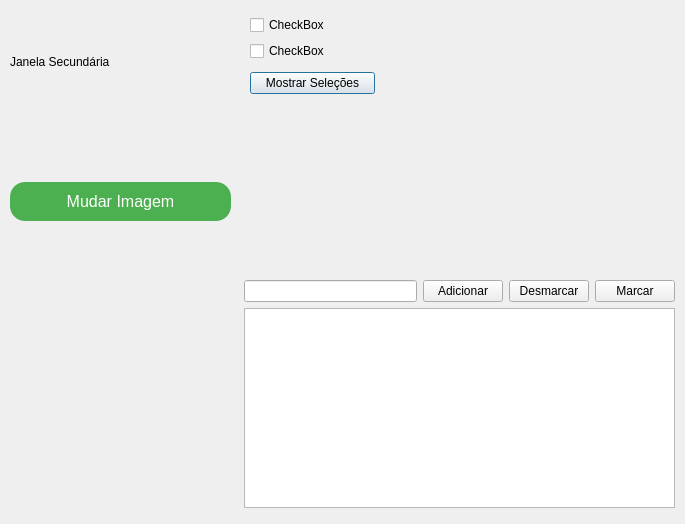
Before: the Qt Designer form janelasecundaria.ui in Luisf66/Qt-Creator, drawn with Qt 5.
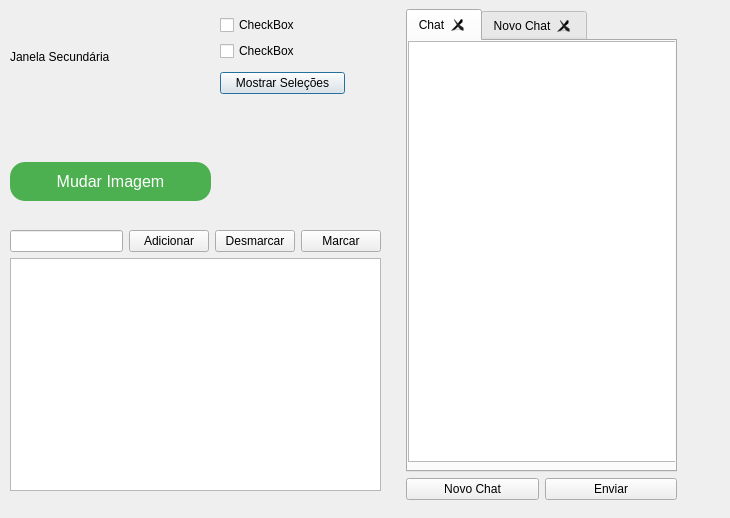
After: the same form once the commit is applied. Icons and pictures are not drawn.

Commit message: Adição de Chat com TabWidGet

Patch:
```diff
--- a/janelasecundaria.ui
+++ b/janelasecundaria.ui
@@ -6,8 +6,8 @@
    <rect>
     <x>0</x>
     <y>0</y>
-    <width>685</width>
-    <height>524</height>
+    <width>730</width>
+    <height>518</height>
    </rect>
   </property>
   <property name="windowTitle">
@@ -16,7 +16,7 @@
   <widget class="QWidget" name="layoutWidget">
    <property name="geometry">
     <rect>
-     <x>250</x>
+     <x>220</x>
      <y>10</y>
      <width>125</width>
      <height>90</height>
@@ -50,13 +50,13 @@
     </item>
    </layout>
   </widget>
-  <widget class="QWidget" name="">
+  <widget class="QWidget" name="layoutWidget">
    <property name="geometry">
     <rect>
      <x>10</x>
      <y>10</y>
-     <width>221</width>
-     <height>211</height>
+     <width>201</width>
+     <height>191</height>
     </rect>
    </property>
    <layout class="QVBoxLayout" name="verticalLayout_4">
@@ -101,13 +101,13 @@
     </item>
    </layout>
   </widget>
-  <widget class="QWidget" name="">
+  <widget class="QWidget" name="layoutWidget">
    <property name="geometry">
     <rect>
-     <x>244</x>
-     <y>280</y>
-     <width>431</width>
-     <height>228</height>
+     <x>10</x>
+     <y>230</y>
+     <width>371</width>
+     <height>261</height>
     </rect>
    </property>
    <layout class="QVBoxLayout" name="verticalLayout_5">
@@ -144,6 +144,66 @@
     </item>
    </layout>
   </widget>
+  <widget class="QWidget" name="">
+   <property name="geometry">
+    <rect>
+     <x>406</x>
+     <y>9</y>
+     <width>271</width>
+     <height>491</height>
+    </rect>
+   </property>
+   <layout class="QVBoxLayout" name="verticalLayout_6">
+    <item>
+     <widget class="QTabWidget" name="tabWidget">
+      <property name="currentIndex">
+       <number>0</number>
+      </property>
+      <property name="tabsClosable">
+       <bool>true</bool>
+      </property>
+      <widget class="QWidget" name="tab">
+       <attribute name="title">
+        <string>Chat</string>
+       </attribute>
+       <widget class="QTextEdit" name="Chat">
+        <property name="geometry">
+         <rect>
+          <x>0</x>
+          <y>0</y>
+          <width>271</width>
+          <height>421</height>
+         </rect>
+        </property>
+       </widget>
+      </widget>
+      <widget class="QWidget" name="tab_2">
+       <attribute name="title">
+        <string>Novo Chat</string>
+       </attribute>
+      </widget>
+     </widget>
+    </item>
+    <item>
+     <layout class="QHBoxLayout" name="horizontalLayout_2">
+      <item>
+       <widget class="QPushButton" name="btn_adicionar_tab">
+        <property name="text">
+         <string>Novo Chat</string>
+        </property>
+       </widget>
+      </item>
+      <item>
+       <widget class="QPushButton" name="btn_enviar">
+        <property name="text">
+         <string>Enviar</string>
+        </property>
+       </widget>
+      </item>
+     </layout>
+    </item>
+   </layout>
+  </widget>
  </widget>
  <resources/>
  <connections/>
```
The commit also changes 6 other files.
